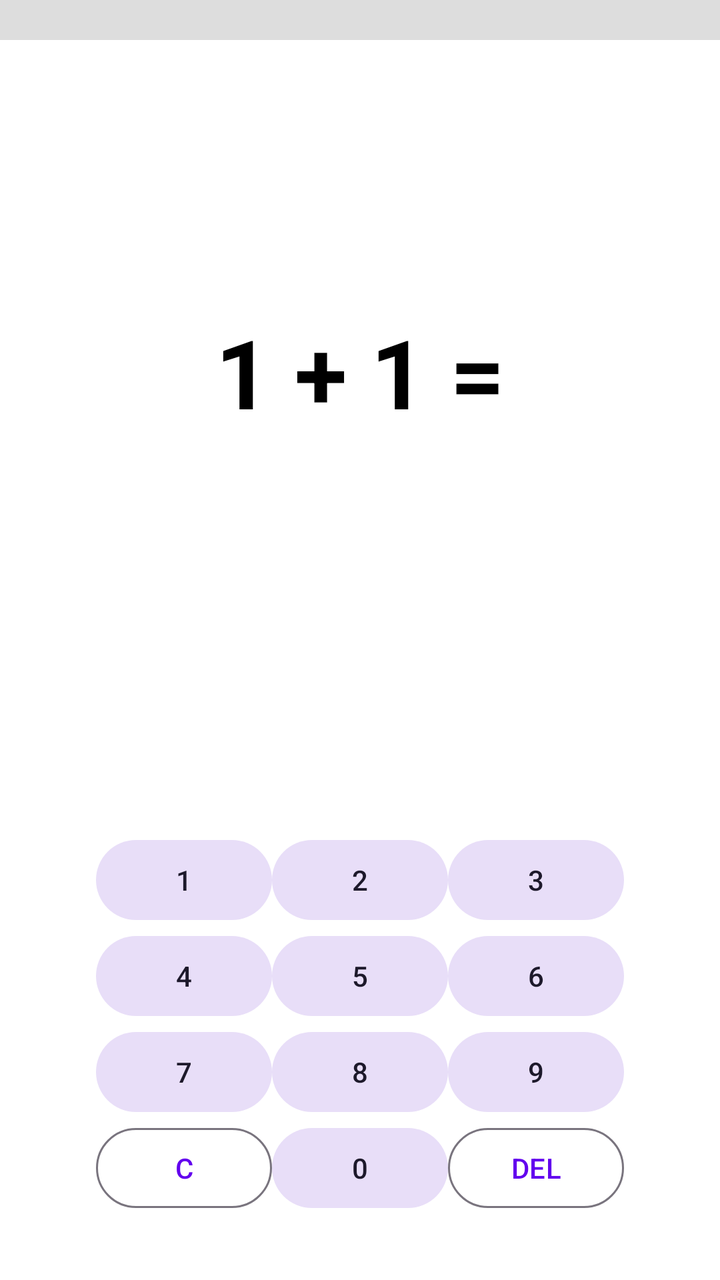
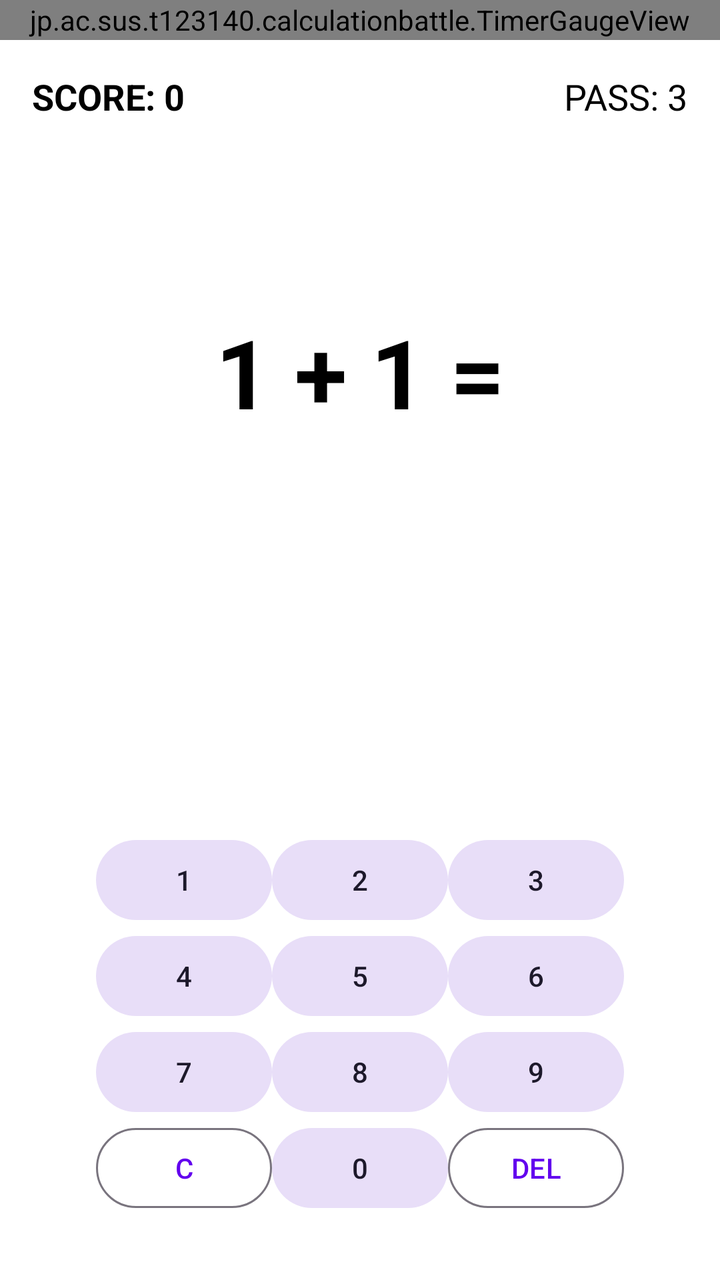

Screens rendered from an Android XML layout before and after an edit, with the pre-edit source and the edit as a unified diff.
<!-- AndroidManifest.xml: application theme Theme.CalculationBattle -->
<!-- res/layout/activity_game.xml -->
<?xml version="1.0" encoding="utf-8"?>
<androidx.constraintlayout.widget.ConstraintLayout xmlns:android="http://schemas.android.com/apk/res/android"
    xmlns:app="http://schemas.android.com/apk/res-auto"
    xmlns:tools="http://schemas.android.com/tools"
    android:id="@+id/main"
    android:layout_width="match_parent"
    android:layout_height="match_parent"
    tools:context=".GameActivity">

    
    <View
        android:id="@+id/timerView"
        android:layout_width="0dp"
        android:layout_height="20dp"
        android:background="#DDDDDD"
        app:layout_constraintTop_toTopOf="parent"
        app:layout_constraintStart_toStartOf="parent"
        app:layout_constraintEnd_toEndOf="parent" />

    
    <TextView
        android:id="@+id/textQuestion"
        android:layout_width="wrap_content"
        android:layout_height="wrap_content"
        android:text="1 + 1 ="
        android:textSize="48sp"
        android:textStyle="bold"
        app:layout_constraintBottom_toTopOf="@+id/textInput"
        app:layout_constraintEnd_toEndOf="parent"
        app:layout_constraintStart_toStartOf="parent"
        app:layout_constraintTop_toBottomOf="@+id/timerView"
        app:layout_constraintVertical_chainStyle="packed" />

    
    <TextView
        android:id="@+id/textInput"
        android:layout_width="wrap_content"
        android:layout_height="wrap_content"
        android:minWidth="100dp"
        android:gravity="center"
        android:text=""
        android:textSize="36sp"
        android:textColor="#FF4081"
        android:layout_marginTop="16dp"
        app:layout_constraintBottom_toTopOf="@+id/keypadGrid"
        app:layout_constraintEnd_toEndOf="parent"
        app:layout_constraintStart_toStartOf="parent"
        app:layout_constraintTop_toBottomOf="@+id/textQuestion" />

    
    <GridLayout
        android:id="@+id/keypadGrid"
        android:layout_width="wrap_content"
        android:layout_height="wrap_content"
        android:layout_marginBottom="32dp"
        android:columnCount="3"
        android:rowCount="4"
        app:layout_constraintBottom_toBottomOf="parent"
        app:layout_constraintEnd_toEndOf="parent"
        app:layout_constraintStart_toStartOf="parent">

        <Button android:id="@+id/btn1" android:text="1" style="@style/Widget.Material3.Button.TonalButton" />
        <Button android:id="@+id/btn2" android:text="2" style="@style/Widget.Material3.Button.TonalButton" />
        <Button android:id="@+id/btn3" android:text="3" style="@style/Widget.Material3.Button.TonalButton" />
        <Button android:id="@+id/btn4" android:text="4" style="@style/Widget.Material3.Button.TonalButton" />
        <Button android:id="@+id/btn5" android:text="5" style="@style/Widget.Material3.Button.TonalButton" />
        <Button android:id="@+id/btn6" android:text="6" style="@style/Widget.Material3.Button.TonalButton" />
        <Button android:id="@+id/btn7" android:text="7" style="@style/Widget.Material3.Button.TonalButton" />
        <Button android:id="@+id/btn8" android:text="8" style="@style/Widget.Material3.Button.TonalButton" />
        <Button android:id="@+id/btn9" android:text="9" style="@style/Widget.Material3.Button.TonalButton" />
        <Button android:id="@+id/btnClear" android:text="C" style="@style/Widget.Material3.Button.OutlinedButton" />
        <Button android:id="@+id/btn0" android:text="0" style="@style/Widget.Material3.Button.TonalButton" />
        <Button android:id="@+id/btnDel" android:text="DEL" style="@style/Widget.Material3.Button.OutlinedButton" />
    </GridLayout>

</androidx.constraintlayout.widget.ConstraintLayout>
<!-- resources referenced by this layout -->
<resources>
  <style name="Theme.CalculationBattle" parent="Theme.Material3.DayNight.NoActionBar">
          <item name="colorPrimary">@color/purple_500</item>
          <item name="colorPrimaryVariant">@color/purple_700</item>
          <item name="colorOnPrimary">@color/white</item>
          
          <item name="android:windowBackground">@color/white</item>
          <item name="android:textColor">@color/black</item>
      </style>
  <color name="purple_500">#FF6200EE</color>
  <color name="purple_700">#FF3700B3</color>
  <color name="white">#FFFFFFFF</color>
  <color name="black">#FF000000</color>
</resources>

<!-- the commit's change to res/layout/activity_game.xml (unified diff, before → after) -->
@@ -8,13 +8,46 @@
     tools:context=".GameActivity">
 
     
-    <View
-        android:id="@+id/timerView"
+    <jp.ac.sus.t123140.calculationbattle.TimerGaugeView
+        android:id="@+id/timerGauge"
         android:layout_width="0dp"
         android:layout_height="20dp"
-        android:background="#DDDDDD"
         app:layout_constraintTop_toTopOf="parent"
         app:layout_constraintStart_toStartOf="parent"
+        app:layout_constraintEnd_toEndOf="parent" />
+
+    
+    <View
+        android:id="@+id/touchArea"
+        android:layout_width="0dp"
+        android:layout_height="0dp"
+        android:background="@android:color/transparent"
+        app:layout_constraintTop_toBottomOf="@+id/timerGauge"
+        app:layout_constraintBottom_toTopOf="@+id/keypadGrid"
+        app:layout_constraintStart_toStartOf="parent"
+        app:layout_constraintEnd_toEndOf="parent" />
+
+    
+    <TextView
+        android:id="@+id/textCurrentScore"
+        android:layout_width="wrap_content"
+        android:layout_height="wrap_content"
+        android:layout_margin="16dp"
+        android:text="SCORE: 0"
+        android:textSize="18sp"
+        android:textStyle="bold"
+        app:layout_constraintTop_toBottomOf="@+id/timerGauge"
+        app:layout_constraintStart_toStartOf="parent" />
+
+    
+    <TextView
+        android:id="@+id/textPassCount"
+        android:layout_width="wrap_content"
+        android:layout_height="wrap_content"
+        android:layout_margin="16dp"
+        android:text="PASS: 3"
+        android:textSize="18sp"
+        app:layout_constraintTop_toBottomOf="@+id/timerGauge"
         app:layout_constraintEnd_toEndOf="parent" />
 
     
@@ -28,7 +61,7 @@
         app:layout_constraintBottom_toTopOf="@+id/textInput"
         app:layout_constraintEnd_toEndOf="parent"
         app:layout_constraintStart_toStartOf="parent"
-        app:layout_constraintTop_toBottomOf="@+id/timerView"
+        app:layout_constraintTop_toBottomOf="@+id/timerGauge"
         app:layout_constraintVertical_chainStyle="packed" />
 
     
